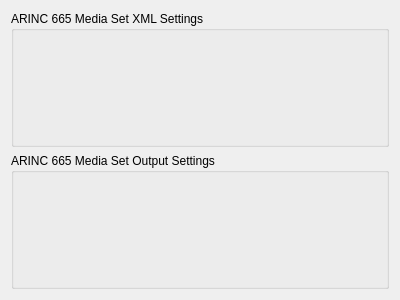
The window that lib/arinc665_qt/media_set_manager/ImportMediaSetXmlSettingsPage.ui (hirah2205/ARINC-665) describes before a commit, drawn with Qt 5.
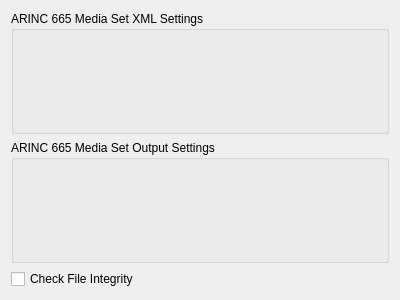
The same window after the commit. Custom widgets are drawn as their Qt base class.

Commit message:
Add Media Set Manager Settings Dialog.
Add Media Set Settings
Add Dialog
Load / store setting

Diff of the .ui file:
```diff
--- a/lib/arinc665_qt/media_set_manager/ImportMediaSetXmlSettingsPage.ui
+++ b/lib/arinc665_qt/media_set_manager/ImportMediaSetXmlSettingsPage.ui
@@ -35,6 +35,13 @@
      </property>
     </widget>
    </item>
+   <item>
+    <widget class="QCheckBox" name="checkFileIntegrity">
+     <property name="text">
+      <string>Check File Integrity</string>
+     </property>
+    </widget>
+   </item>
   </layout>
  </widget>
  <customwidgets>
```
The commit also changes 42 other files.
